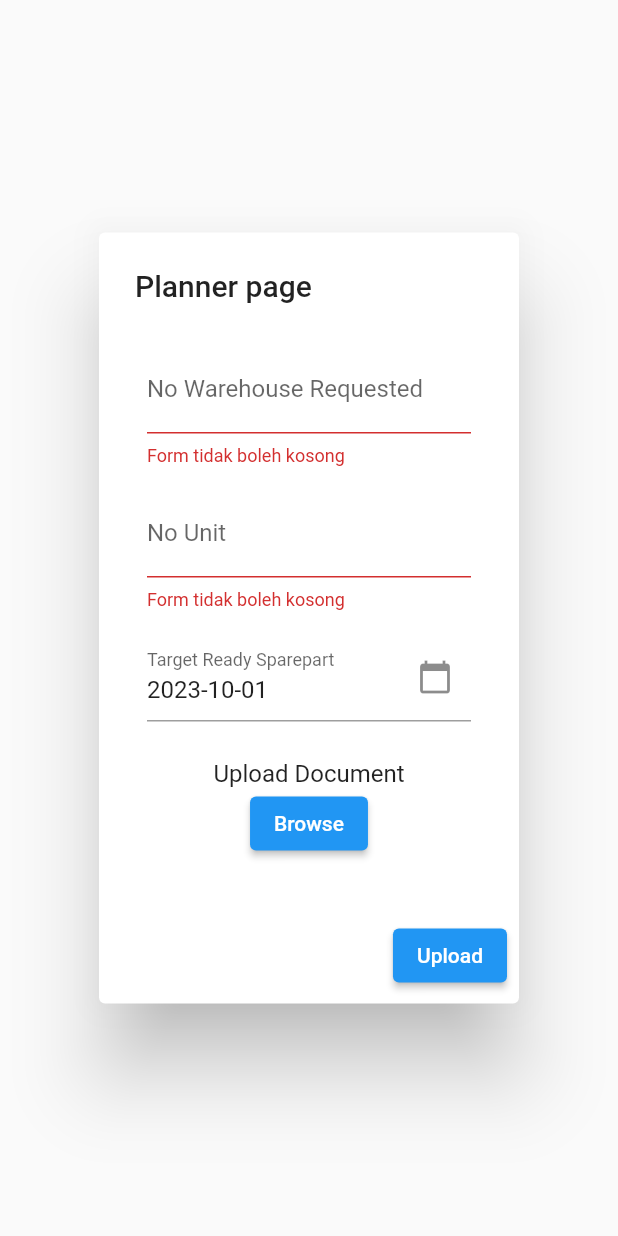
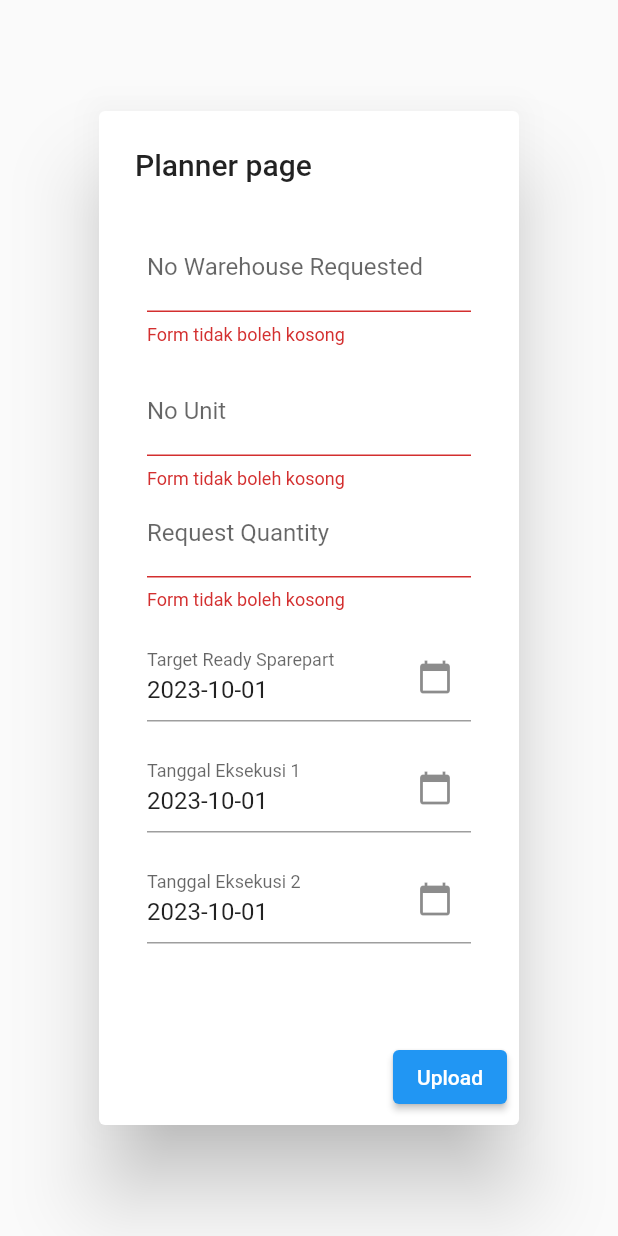
Before and after one commit to re11n/OrderManagement-NusaTech, a Flutter app: the Planner_form widget shown alone on an empty page, opened directly, after a tap on "Upload", on a phone screen of 412 x 824 dp. Run offline on Flutter 3.47's test engine with Material 2 defaults, Android fonts, the phone set to English and light mode, and no system bars; our stand-ins replace cloud_firestore, file_picker, firebase_auth, firebase_core, firebase_storage, flutter_progress_hud and 1 more; accounts and stored records are empty; network calls fail.

Commit message:
update revisi

```diff
--- a/lib/components/planner_form.dart
+++ b/lib/components/planner_form.dart
@@ -1,5 +1,5 @@
 // ignore_for_file: avoid_print
-
+import 'package:flutter/services.dart';
 import 'dart:io';
 import 'package:cloud_firestore/cloud_firestore.dart';
 import 'package:file_picker/file_picker.dart';
@@ -21,12 +21,15 @@ class _Planner_formState extends State<Planner_form> {
   final _formKey = GlobalKey<FormState>();
 
   DateTime _selectedDate = DateTime.now();
+  DateTime _eksekusi1 = DateTime.now(); // New date field 2
+  DateTime _eksekusi2 = DateTime.now(); // New date field 3
   final DateTime _maxDate = DateTime(2099, 12, 31);
 
   String _name = '';
 
   TextEditingController noWarehouse = TextEditingController();
   TextEditingController noUnit = TextEditingController();
+  TextEditingController reqQuantity = TextEditingController();
 
   bool isUploading = false;
 
@@ -41,6 +44,36 @@ class _Planner_formState extends State<Planner_form> {
     if (picked != null && picked != _selectedDate) {
       setState(() {
         _selectedDate = picked;
+      });
+    }
+  }
+
+  Future<void> _selecteksekusi1(BuildContext context) async {
+    final DateTime? picked = await showDatePicker(
+      context: context,
+      initialDate: _eksekusi1,
+      firstDate: DateTime(2000),
+      lastDate: DateTime(2101),
+    );
+
+    if (picked != null && picked != _eksekusi1) {
+      setState(() {
+        _eksekusi1 = picked;
+      });
+    }
+  }
+
+  Future<void> _selecteksekusi2(BuildContext context) async {
+    final DateTime? picked = await showDatePicker(
+      context: context,
+      initialDate: _eksekusi2,
+      firstDate: DateTime(2000),
+      lastDate: DateTime(2101),
+    );
+
+    if (picked != null && picked != _eksekusi2) {
+      setState(() {
+        _eksekusi2 = picked;
       });
     }
   }
@@ -112,50 +145,46 @@ class _Planner_formState extends State<Planner_form> {
     );
   }
 
-  void upload(String noUnit, String noWare, DateTime tanggalReady) async {
-    if (filePath != null) {
+  Future<bool> isNoWarehouseUnique(String noWarehouse) async {
+    final querySnapshot = await FirebaseFirestore.instance
+        .collection('items')
+        .where('noWarehouse', isEqualTo: noWarehouse)
+        .get();
+
+    return querySnapshot.docs.isEmpty;
+  }
+
+  void upload(String noUnit, String noWare, DateTime tanggalReady,
+      DateTime eksekusi1, DateTime eksekusi2, String requantity) async {
     try {
       setState(() {
         isUploading = true;
       });
-        Reference storageReference = FirebaseStorage.instance.ref().child(
-            'items/${DateTime.now().millisecondsSinceEpoch}-${path.basename(filePath!)}');
-
-        UploadTask uploadTask = storageReference.putFile(File(filePath!));
-        TaskSnapshot snapshot = await uploadTask;
-
-        if (snapshot.state == TaskState.success) {
-          String downloadURL = await storageReference.getDownloadURL();
 
       await FirebaseFirestore.instance.collection('items').add({
         'noWarehouse': noWare,
         'noUnit': noUnit,
-            'documentURL': downloadURL,
-            'timestamp':
-                DateFormat('yyyy/MM/dd').format(DateTime.now().toUtc()),
+        'timestamp': DateFormat('yyyy/MM/dd').format(DateTime.now().toUtc()),
         'estimasi': '',
-            'status': '',
+        'status': 'Not Ready',
         'stockCode': '',
-            'quantity': '',
+        'quantity': '0',
         'tanggalReady':
             DateFormat('yyyy/MM/dd').format(tanggalReady).toString(),
+        'eksekusi1': DateFormat('yyyy/MM/dd').format(eksekusi1).toString(),
+        'eksekusi2': DateFormat('yyyy/MM/dd').format(eksekusi2).toString(),
         'dataBarang': '',
         'fotoSerahURL': '',
         'fotoSebelumURL': '',
         'fotoSesudahURL': '',
+        'reqQuantity': requantity,
       });
 
       setState(() {
         filePath = null;
       });
-          // ignore: use_build_context_synchronously
+
       _showSuccessDialog(context);
-        } else {
-          // ignore: use_build_context_synchronously
-          ScaffoldMessenger.of(context).showSnackBar(const SnackBar(
-            content: Text('Gagal mengunggah dokumen.'),
-          ));
-        }
     } catch (e) {
       setState(() {
         isUploading = false;
@@ -164,7 +193,6 @@ class _Planner_formState extends State<Planner_form> {
       ScaffoldMessenger.of(context).showSnackBar(const SnackBar(
         content: Text('Terjadi kesalahan saat mengunggah dokumen.'),
       ));
-      }
     }
   }
 
@@ -206,6 +234,22 @@ class _Planner_formState extends State<Planner_form> {
                   return null;
                 },
               ),
+              TextFormField(
+                controller: reqQuantity,
+                decoration: const InputDecoration(
+                  labelText: 'Request Quantity',
+                ),
+                validator: (value) {
+                  if (value == null || value.isEmpty) {
+                    return 'Form tidak boleh kosong';
+                  }
+                  return null;
+                },
+                inputFormatters: <TextInputFormatter>[
+                  FilteringTextInputFormatter.digitsOnly,
+                ],
+                keyboardType: TextInputType.number,
+              ),
               const SizedBox(
                 height: 15,
               ),
@@ -225,26 +269,56 @@ class _Planner_formState extends State<Planner_form> {
                 ),
               ),
               const SizedBox(
+                height: 15,
+              ),
+              TextFormField(
+                readOnly: true,
+                controller: TextEditingController(
+                  text: "${_eksekusi1.toLocal()}".split(' ')[0],
+                ),
+                decoration: InputDecoration(
+                  labelText: 'Tanggal Eksekusi 1',
+                  suffixIcon: IconButton(
+                    icon: const Icon(Icons.calendar_today),
+                    onPressed: () {
+                      _selecteksekusi1(context);
+                    },
+                  ),
+                ),
+              ),
+              const SizedBox(
+                height: 15,
+              ),
+              TextFormField(
+                readOnly: true,
+                controller: TextEditingController(
+                  text: "${_eksekusi2.toLocal()}".split(' ')[0],
+                ),
+                decoration: InputDecoration(
+                  labelText: 'Tanggal Eksekusi 2',
+                  suffixIcon: IconButton(
+                    icon: const Icon(Icons.calendar_today),
+                    onPressed: () {
+                      _selecteksekusi2(context);
+                    },
+                  ),
+                ),
+              ),
+              const SizedBox(
                 height: 25,
               ),
-                filePath != null
-                    ? Text('Selected Document:\n${path.basename(filePath!)}')
-                    : const Text('Upload Document'),
-                ElevatedButton(
-                  onPressed: _pickDocument,
-                  child: const Text('Browse'),
+            ],
           ),
-              ],
-            )),
+        ),
       ),
       actions: [
         ElevatedButton(
-            onPressed: () {
+          onPressed: () async {
             final validationMessage = _validateDate(_selectedDate);
             if (_formKey.currentState!.validate()) {
-                if (filePath == null) {
-                  _showErrorDialog(context, 'Mohon unggah dokumen');
-                } else if (_validateDate(_selectedDate) == null) {
+              if (_validateDate(_selectedDate) == null) {
+                final isUnique = await isNoWarehouseUnique(noWarehouse.text);
+                if (isUnique) {
                   showDialog(
                     context: context,
                     builder: (BuildContext context) {
@@ -256,17 +330,19 @@ class _Planner_formState extends State<Planner_form> {
                       );
                     },
                   );
-                  upload(
-                    noUnit.text,
-                    noWarehouse.text,
-                    _selectedDate,
-                  );
+                  upload(noUnit.text, noWarehouse.text, _selectedDate,
+                      _eksekusi1, _eksekusi2, reqQuantity.text);
+                } else {
+                  _showErrorDialog(context,
+                      'No Warehouse sudah ada. Silahkan masukkan No warehouse yang lain');
+                }
               } else {
                 _showErrorDialog(context, validationMessage!);
               }
             }
           },
-            child: const Text('Upload'))
+          child: const Text('Upload'),
+        )
       ],
     );
   }
--- a/lib/pages/dashboard.dart
+++ b/lib/pages/dashboard.dart
@@ -214,6 +214,11 @@ class _dashboardState extends State<dashboard> {
                         DataColumn(label: Text('Tanggal Pemesanan')),
                         DataColumn(label: Text('No Warehouse')),
                         DataColumn(label: Text('No Unit')),
+                        DataColumn(label: Text('Tanggal Eksekusi 1')),
+                        DataColumn(label: Text('Tanggal Eksekusi 2')),
+                        DataColumn(label: Text('Request Quantity')),
+                        DataColumn(label: Text('Quantity')),
+                        DataColumn(label: Text('Persentase')),
                         DataColumn(label: Text('Estimasi Sampai')),
                         DataColumn(label: Text('Edit')),
                         DataColumn(label: Text('Status')),
@@ -225,6 +230,13 @@ class _dashboardState extends State<dashboard> {
                           DataCell(Text(data['timestamp'].toString())),
                           DataCell(Text(data['noWarehouse'].toString())),
                           DataCell(Text(data['noUnit'].toString())),
+                          DataCell(Text(data['eksekusi1'].toString())),
+                          DataCell(Text(data['eksekusi2'].toString())),
+                          DataCell(Text(data['reqQuantity'].toString())),
+                          DataCell(Text(data['quantity'].toString())),
+                          DataCell(Text((int.parse(data['quantity']) -
+                                  int.parse(data['reqQuantity']))
+                              .toString())),
                           DataCell(Text(data['estimasi'].toString())),
                           DataCell(InkWell(
                             onTap: () {
```
Lines whose indentation alone changed are shown as unchanged.
